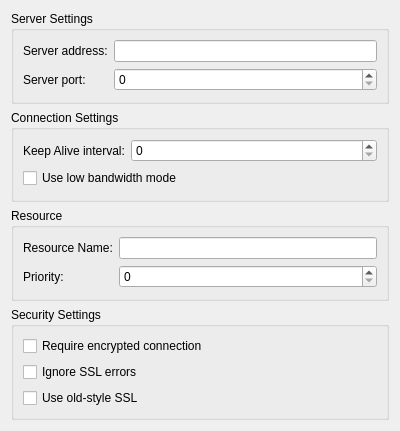
Before: the Qt Designer form plugins/gabble/server-settings-widget.ui in KDE/ktp-accounts-kcm, drawn with Qt 5.
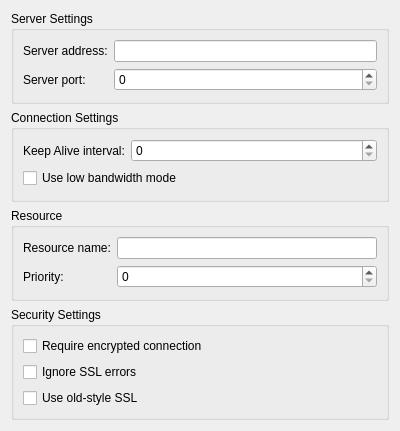
After: the same form once the commit is applied. Custom widgets are drawn as their Qt base class.

Patch:
```diff
--- a/plugins/gabble/server-settings-widget.ui
+++ b/plugins/gabble/server-settings-widget.ui
@@ -98,7 +98,7 @@
       <item row="1" column="0">
        <widget class="QLabel" name="resourceLabel">
         <property name="text">
-         <string>Resource Name:</string>
+         <string>Resource name:</string>
         </property>
        </widget>
       </item>
```
